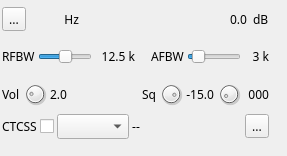
First picture: the form in plugins/channel/demodnfm/nfmdemodgui.ui, repository f4exb/sdrangel, before the edit.
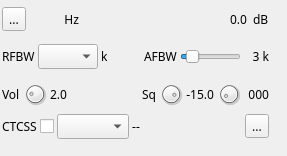
Second picture: the form after the edit. Icons and pictures are not drawn. Custom widgets are drawn as their Qt base class.

Commit message: NFM demod: GUI: use combo box for RF demodulator bandwidths

Diff of the .ui file:
```diff
--- a/plugins/channel/demodnfm/nfmdemodgui.ui
+++ b/plugins/channel/demodnfm/nfmdemodgui.ui
@@ -153,21 +153,18 @@
        </widget>
       </item>
       <item>
-       <widget class="QSlider" name="rfBW">
+       <widget class="QComboBox" name="rfBW">
+        <property name="maximumSize">
+         <size>
+          <width>60</width>
+          <height>16777215</height>
+         </size>
+        </property>
         <property name="toolTip">
          <string>Demodulator (RF) bandwidth</string>
         </property>
-        <property name="maximum">
-         <number>8</number>
-        </property>
-        <property name="pageStep">
-         <number>1</number>
-        </property>
-        <property name="value">
-         <number>4</number>
-        </property>
-        <property name="orientation">
-         <enum>Qt::Horizontal</enum>
+        <property name="currentIndex">
+         <number>-1</number>
         </property>
        </widget>
       </item>
@@ -175,15 +172,15 @@
        <widget class="QLabel" name="rfBWText">
         <property name="minimumSize">
          <size>
-          <width>40</width>
+          <width>10</width>
           <height>0</height>
          </size>
         </property>
         <property name="text">
-         <string>12.5 k</string>
+         <string>k</string>
         </property>
         <property name="alignment">
-         <set>Qt::AlignRight|Qt::AlignTrailing|Qt::AlignVCenter</set>
+         <set>Qt::AlignLeading|Qt::AlignLeft|Qt::AlignVCenter</set>
         </property>
        </widget>
       </item>
@@ -200,6 +197,19 @@
         </property>
        </widget>
       </item>
+      <item>
+       <spacer name="horizontalSpacer_3">
+        <property name="orientation">
+         <enum>Qt::Horizontal</enum>
+        </property>
+        <property name="sizeHint" stdset="0">
+         <size>
+          <width>40</width>
+          <height>20</height>
+         </size>
+        </property>
+       </spacer>
+      </item>
       <item>
        <widget class="QLabel" name="afLabel">
         <property name="text">
```
Left out of the diff: 15 changed lines with no effect on the pictures. The commit also changes 2 other files.
